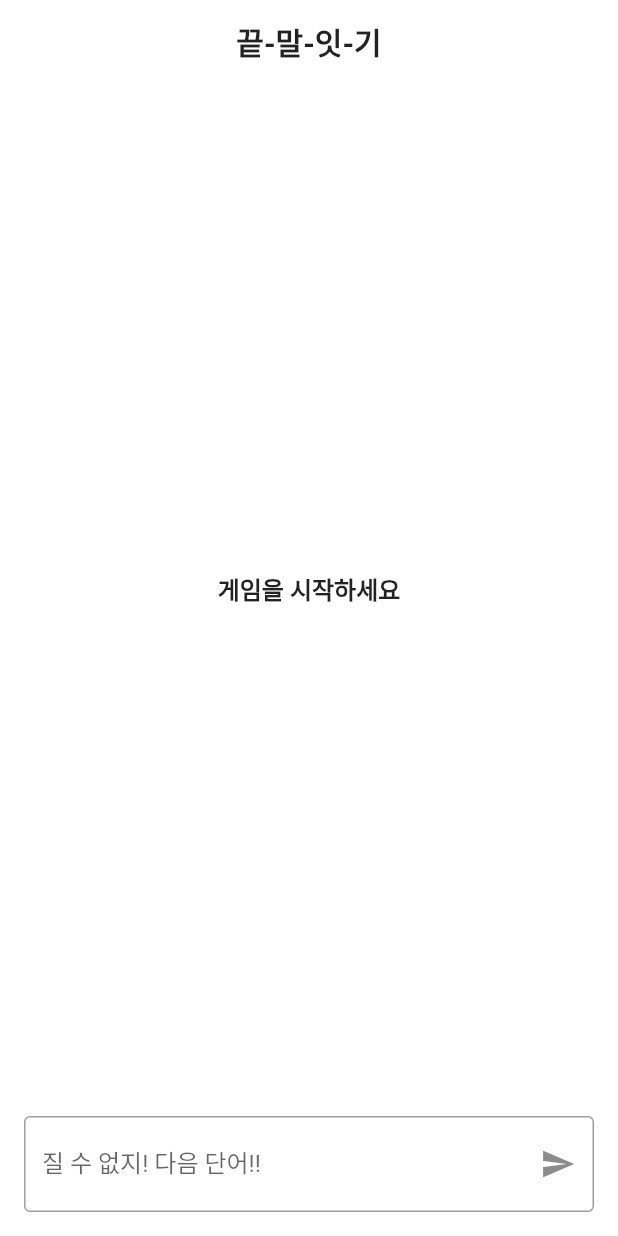
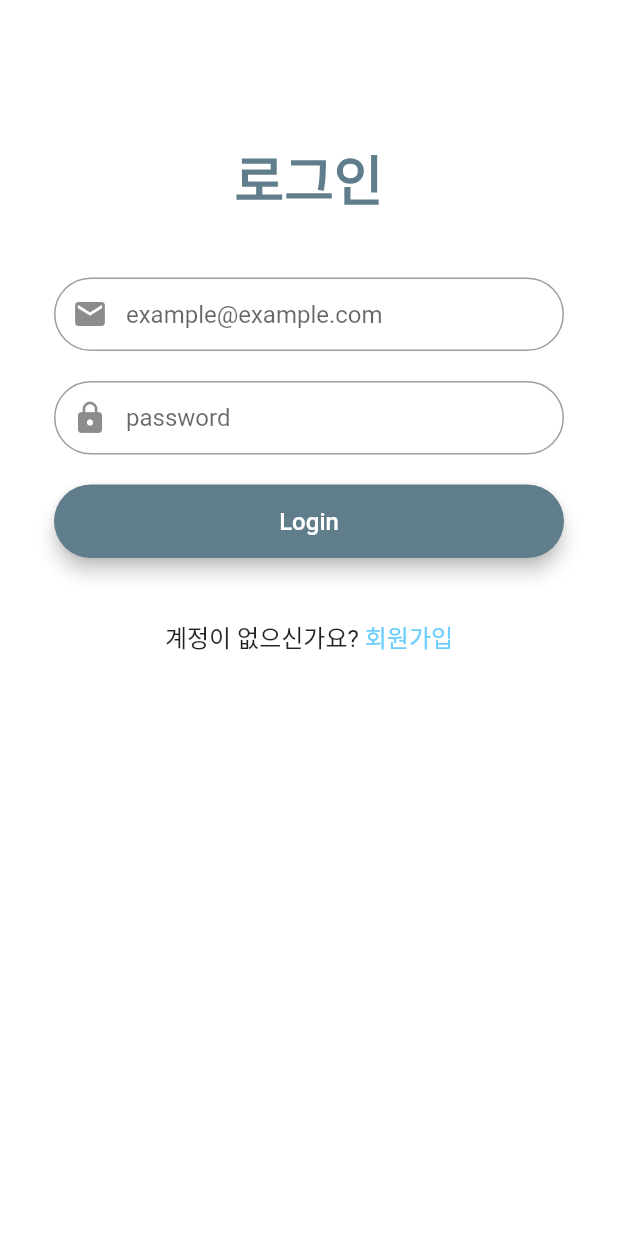
Before and after one commit to Aqudi/word_chain_game, a Flutter app: the screen it shows after launch, on a phone screen of 412 x 824 dp. Run offline on Flutter 3.47's test engine with Material 2 defaults, Android fonts, the phone set to English and light mode, and no system bars; our stand-ins replace firebase_auth; accounts and stored records are empty.

Commit message:
Resolve #5 이메일, 패스워드 로그인 기능 추가

```diff
--- /dev/null
+++ b/lib/constants.dart
@@ -0,0 +1,5 @@
+const String rootRoute = "/";
+
+const String homeRoute = "/home";
+
+const String authRoute = "/auth";
--- a/lib/main.dart
+++ b/lib/main.dart
@@ -1,5 +1,8 @@
 import 'package:flutter/material.dart';
-import 'package:wordchaingame/screens/screens.dart';
+import 'package:provider/provider.dart';
+import 'package:wordchaingame/constants.dart';
+import 'package:wordchaingame/providers/firebase_auth_provider.dart';
+import 'package:wordchaingame/router.dart';
 
 void main() {
   runApp(MyApp());
@@ -9,7 +12,13 @@ class MyApp extends StatelessWidget {
   // This widget is the root of your application.
   @override
   Widget build(BuildContext context) {
-    return MaterialApp(
+    return MultiProvider(
+      providers: [
+        ChangeNotifierProvider<FirebaseAuthProvider>(
+          create: (context) => FirebaseAuthProvider(),
+        )
+      ],
+      child: MaterialApp(
         debugShowCheckedModeBanner: false,
         title: 'Word chain game',
         theme: ThemeData(
@@ -28,7 +37,9 @@ class MyApp extends StatelessWidget {
             ),
           ),
         ),
-      home: HomeScreen(),
+        onGenerateRoute: Router.generateRoute,
+        initialRoute: rootRoute,
+      ),
     );
   }
 }
--- /dev/null
+++ b/lib/providers/firebase_auth_provider.dart
@@ -0,0 +1,81 @@
+import 'package:flutter/material.dart';
+import 'package:firebase_auth/firebase_auth.dart';
+
+class FirebaseAuthProvider with ChangeNotifier {
+  FirebaseAuthProvider({auth}) : _auth = auth ?? FirebaseAuth.instance {
+    _auth.currentUser().then((FirebaseUser currentUser) => _user = currentUser);
+  }
+
+  FirebaseAuth _auth;
+  FirebaseUser _user;
+
+  FirebaseUser get user => _user;
+
+  // 이메일 인증된 계정만 로그인된 걸로 간주
+  bool get loggedIn => user != null && user.isEmailVerified;
+
+  set user(FirebaseUser value) {
+    _user = value;
+    notifyListeners();
+  }
+
+  static Stream<FirebaseUser> get onAuthStateChanged =>
+      FirebaseAuth.instance.onAuthStateChanged;
+
+  // 이메일 기본 언어 코드
+  final String _defaultLanguageCode = "ko";
+
+  signOut() async {
+    await _auth.signOut();
+    user = null;
+  }
+
+  Future<bool> signUpWithEmailAndPassword(
+      {@required String email, @required String password}) async {
+    try {
+      AuthResult authResult = await _auth.createUserWithEmailAndPassword(
+          email: email, password: password);
+      if (authResult.user != null) {
+        user = authResult.user;
+        user.sendEmailVerification();
+
+        // 계정 생성시 기존 계정 로그아웃
+        signOut();
+        return true;
+      }
+    } catch (e) {
+      print(e.toString());
+      throw new AuthException(e.code, e.message);
+    }
+    return false;
+  }
+
+  Future<bool> signInWithEmailAndPassword(
+      {@required String email, @required String password}) async {
+    try {
+      final credential = EmailAuthProvider.getCredential(
+        email: email,
+        password: password,
+      );
+      final authResult = await _auth.signInWithCredential(credential);
+      if (authResult != null) {
+        user = authResult.user;
+        return true;
+      }
+    } catch (e) {
+      print(e.toString());
+      throw new AuthException(e.code, e.message);
+    }
+    return false;
+  }
+
+  sendPasswordResetEmail(String lang) async {
+    await _auth.setLanguageCode(lang ?? _defaultLanguageCode);
+    _auth.sendPasswordResetEmail(email: user.email);
+  }
+
+  withdrawalAccount() async {
+    await user.delete();
+    user = null;
+  }
+}
--- /dev/null
+++ b/lib/router.dart
@@ -0,0 +1,24 @@
+import 'package:flutter/material.dart';
+
+import 'package:wordchaingame/constants.dart';
+import 'package:wordchaingame/screens/screens.dart';
+
+class Router {
+  static Route<dynamic> generateRoute(RouteSettings settings) {
+    switch (settings.name) {
+      case rootRoute:
+        return MaterialPageRoute(builder: (_) => RootScreen());
+      case homeRoute:
+        return MaterialPageRoute(builder: (_) => HomeScreen());
+      case authRoute:
+        return MaterialPageRoute(builder: (_) => AuthScreen());
+      default:
+        return MaterialPageRoute(
+            builder: (_) =>
+                Scaffold(
+                  body: Center(
+                      child: Text('No route defined for ${settings.name}')),
+                ));
+    }
+  }
+}
--- /dev/null
+++ b/lib/screens/auth_screen.dart
@@ -0,0 +1,275 @@
+import 'package:firebase_auth/firebase_auth.dart';
+import 'package:flutter/material.dart';
+import 'package:provider/provider.dart';
+import 'package:wordchaingame/providers/firebase_auth_provider.dart';
+
+class AuthScreen extends StatefulWidget {
+  AuthScreen({Key key}) : super(key: key);
+
+  final betweenFieldPadding =
+      const EdgeInsets.symmetric(vertical: 10, horizontal: 10);
+
+  @override
+  _AuthScreenState createState() => _AuthScreenState();
+}
+
+class _AuthScreenState extends State<AuthScreen> {
+  final _emailController = TextEditingController();
+  final _passwordController = TextEditingController();
+
+  GlobalKey<FormState> _formKey = GlobalKey<FormState>();
+
+  FirebaseAuthProvider _auth;
+
+  FirebaseUser user;
+
+  ValueNotifier<bool> _isLoginForm = ValueNotifier(true);
+
+  @override
+  void dispose() {
+    _emailController.dispose();
+    _passwordController.dispose();
+    super.dispose();
+  }
+
+  @override
+  Widget build(BuildContext context) {
+    _auth = Provider.of<FirebaseAuthProvider>(context);
+    user = _auth.user;
+
+    return Scaffold(
+      appBar: AppBar(
+        title: Text(""),
+      ),
+      body: Container(
+        child: SingleChildScrollView(
+          padding: const EdgeInsets.all(36.0),
+          child: ValueListenableBuilder(
+            valueListenable: _isLoginForm,
+            builder: (BuildContext context, bool isLoginForm, Widget widget) {
+              return Column(
+                crossAxisAlignment: CrossAxisAlignment.center,
+                mainAxisAlignment: MainAxisAlignment.center,
+                children: [
+                  Text(
+                    isLoginForm ? "로그인" : "회원가입",
+                    style: TextStyle(
+                      color: Colors.blueGrey,
+                      fontSize: 36,
+                      fontWeight: FontWeight.bold,
+                    ),
+                  ),
+                  SizedBox(height: 20,),
+                  isLoginForm ? _buildLoginForm() : _buildSignUpForm()
+                ],
+              );
+            },
+          ),
+        ),
+      ),
+    );
+  }
+
+  Widget _buildLoginForm() {
+    return Form(
+      key: _formKey,
+      child: Column(
+        children: [
+          Padding(padding: widget.betweenFieldPadding),
+          _buildEmailField(),
+          Padding(padding: widget.betweenFieldPadding),
+          _buildPasswordField(),
+          Padding(padding: widget.betweenFieldPadding),
+          _buildLoginButton(),
+          Padding(padding: widget.betweenFieldPadding),
+          Padding(padding: widget.betweenFieldPadding),
+          Row(
+            mainAxisAlignment: MainAxisAlignment.center,
+            children: [
+              Text(
+                "계정이 없으신가요? ",
+                style: TextStyle(
+                  fontSize: 16,
+                ),
+              ),
+              InkWell(
+                child: Text(
+                  "회원가입",
+                  style: TextStyle(
+                    fontSize: 16,
+                    color: Color(0xff6bceff),
+                  ),
+                ),
+                onTap: () => _isLoginForm.value = false,
+              ),
+            ],
+          ),
+        ],
+      ),
+    );
+  }
+
+  Widget _buildSignUpForm() {
+    return Form(
+      key: _formKey,
+      child: Column(
+        children: [
+          Padding(padding: widget.betweenFieldPadding),
+          _buildEmailField(),
+          Padding(padding: widget.betweenFieldPadding),
+          _buildPasswordField(),
+          Padding(padding: widget.betweenFieldPadding),
+          _buildPasswordConfirmField(),
+          Padding(padding: widget.betweenFieldPadding),
+          _buildSignUpButton(),
+          Padding(padding: widget.betweenFieldPadding),
+          Padding(padding: widget.betweenFieldPadding),
+          Row(
+            mainAxisAlignment: MainAxisAlignment.center,
+            children: [
+              Text(
+                "이미 계정이 있으신가요? ",
+                style: TextStyle(
+                  fontSize: 16,
+                ),
+              ),
+              InkWell(
+                child: Text(
+                  "로그인",
+                  style: TextStyle(
+                    fontSize: 16,
+                    color: Color(0xff6bceff),
+                  ),
+                ),
+                onTap: () => _isLoginForm.value = true,
+              ),
+            ],
+          ),
+        ],
+      ),
+    );
+  }
+
+  Widget _buildEmailField() {
+    return TextFormField(
+      maxLines: 1,
+      keyboardType: TextInputType.emailAddress,
+      autocorrect: false,
+      decoration: InputDecoration(
+        prefixIcon: Icon(Icons.email),
+        hintText: "example@example.com",
+        contentPadding: EdgeInsets.symmetric(horizontal: 20, vertical: 15),
+        border: OutlineInputBorder(borderRadius: BorderRadius.circular(32.0)),
+      ),
+      controller: _emailController,
+      onSaved: (value) => _emailController.text = value.trim(),
+      validator: (value) {
+        if (!value.contains("@")) {
+          return "올바른 이메일을 입력해주세요.";
+        }
+        return null;
+      },
+    );
+  }
+
+  Widget _buildPasswordField() {
+    return TextFormField(
+      style: TextStyle(fontFamily: ''),
+      maxLines: 1,
+      keyboardType: TextInputType.visiblePassword,
+      autocorrect: false,
+      obscureText: true,
+      decoration: InputDecoration(
+        prefixIcon: Icon(Icons.lock),
+        hintText: 'password',
+        contentPadding: EdgeInsets.symmetric(horizontal: 20, vertical: 15),
+        border: OutlineInputBorder(borderRadius: BorderRadius.circular(32.0)),
+      ),
+      controller: _passwordController,
+      onSaved: (value) => _passwordController.text = value.trim(),
+      validator: (value) {
+        if (value.length < 6) {
+          return "비밀번호는 6자 이상만 가능합니다";
+        }
+        return null;
+      },
+    );
+  }
+
+  Widget _buildPasswordConfirmField() {
+    return TextFormField(
+      style: TextStyle(fontFamily: ''),
+      maxLines: 1,
+      keyboardType: TextInputType.visiblePassword,
+      autocorrect: false,
+      obscureText: true,
+      decoration: InputDecoration(
+        prefixIcon: Icon(Icons.lock),
+        hintText: 'password',
+        contentPadding: EdgeInsets.symmetric(horizontal: 20, vertical: 15),
+        border: OutlineInputBorder(borderRadius: BorderRadius.circular(32.0)),
+      ),
+      controller: _passwordController,
+      onSaved: (value) => _passwordController.text = value.trim(),
+      validator: (value) {
+        if (value.length < 6) {
+          return "비밀번호는 6자 이상만 가능합니다";
+        }
+        return null;
+      },
+    );
+  }
+
+  Widget _buildLoginButton() {
+    return Material(
+      elevation: 5.0,
+      borderRadius: BorderRadius.circular(30.0),
+      color: Colors.blueGrey,
+      child: MaterialButton(
+        minWidth: MediaQuery.of(context).size.width,
+        padding: EdgeInsets.symmetric(horizontal: 20, vertical: 15),
+        onPressed: () async => _handleLogin(),
+        child: Text("Login",
+            textAlign: TextAlign.center,
+            style: TextStyle(
+              color: Colors.white,
+              fontSize: 16,
+            )),
+      ),
+    );
+  }
+
+  Widget _buildSignUpButton() {
+    return Material(
+      elevation: 5.0,
+      borderRadius: BorderRadius.circular(30.0),
+      color: Colors.blueGrey,
+      child: MaterialButton(
+        minWidth: MediaQuery.of(context).size.width,
+        padding: EdgeInsets.symmetric(horizontal: 20, vertical: 15),
+        onPressed: () async => _handleSignUp(),
+        child: Text("SignUp",
+            textAlign: TextAlign.center,
+            style: TextStyle(
+              color: Colors.white,
+              fontSize: 16,
+            )),
+      ),
+    );
+  }
+
+  Future<void> _handleLogin() async {
+    await _auth.signInWithEmailAndPassword(
+      email: _emailController.text,
+      password: _passwordController.text,
+    );
+  }
+
+  Future<void> _handleSignUp() async {
+    await _auth.signUpWithEmailAndPassword(
+      email: _emailController.text,
+      password: _passwordController.text,
+    );
+    _isLoginForm.value = true;
+  }
+}
--- /dev/null
+++ b/lib/screens/root_screen.dart
@@ -0,0 +1,24 @@
+import 'package:flutter/material.dart';
+import 'package:provider/provider.dart';
+import 'package:wordchaingame/providers/firebase_auth_provider.dart';
+import 'package:wordchaingame/screens/home_screen.dart';
+import 'package:wordchaingame/screens/auth_screen.dart';
+
+class RootScreen extends StatefulWidget {
+  @override
+  _RootScreenState createState() => _RootScreenState();
+}
+
+class _RootScreenState extends State<RootScreen> {
+  FirebaseAuthProvider _auth;
+
+  @override
+  Widget build(BuildContext context) {
+    _auth = Provider.of<FirebaseAuthProvider>(context);
+    print(_auth.loggedIn);
+    if (_auth.loggedIn) {
+      return HomeScreen();
+    }
+    return AuthScreen();
+  }
+}
```
Also changed, not shown: lib/screens/screens.dart (+7 -0 lines), pubspec.yaml (+14 -0 lines), pubspec.lock, 5 other files. Lines whose indentation alone changed are shown as unchanged.
